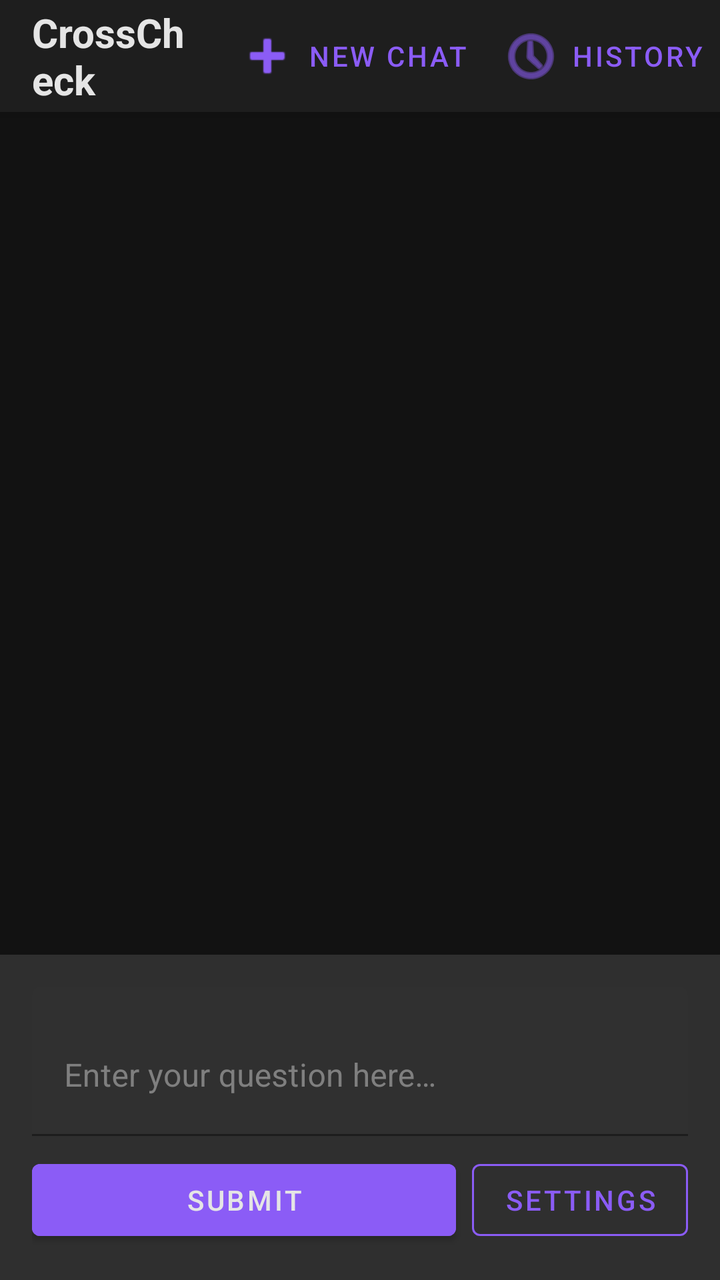
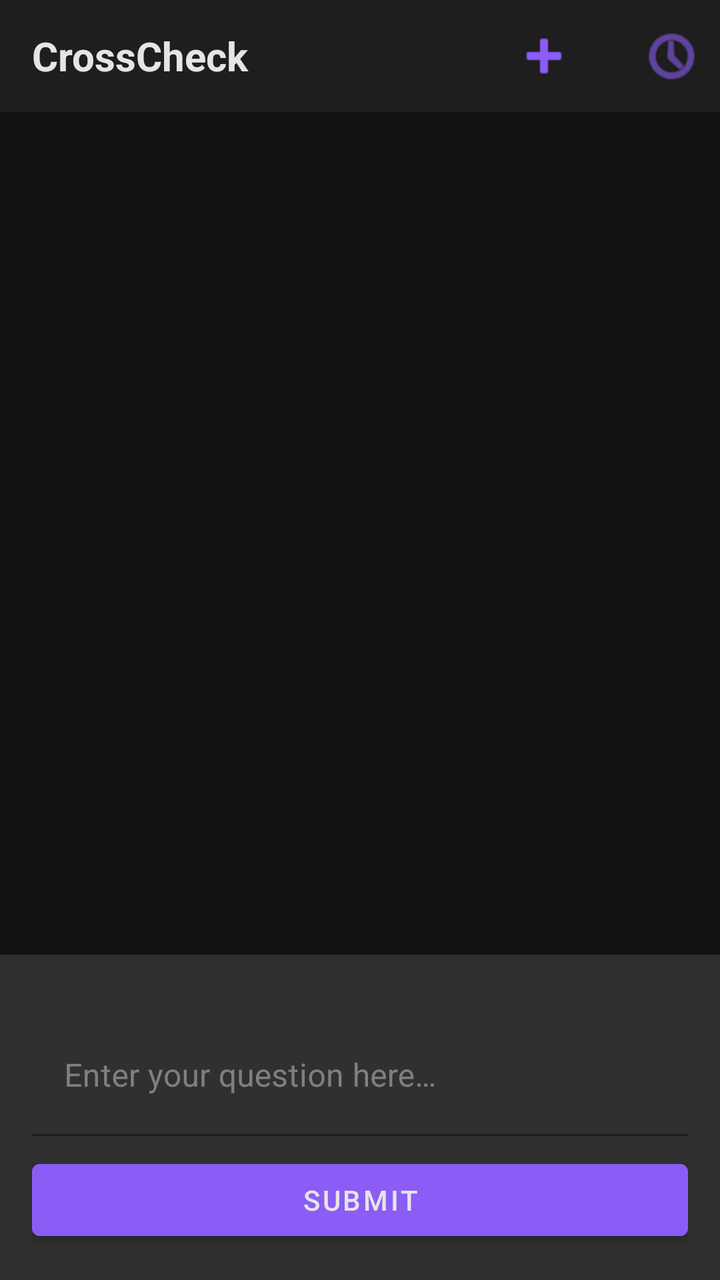

Compare the two renders of this Android layout. The source of the first and the diff that turns it into the second are given below.
<!-- AndroidManifest.xml: application theme Theme.CrossCheck -->
<!-- res/layout/activity_main.xml -->
<?xml version="1.0" encoding="utf-8"?>
<androidx.coordinatorlayout.widget.CoordinatorLayout xmlns:android="http://schemas.android.com/apk/res/android"
    xmlns:app="http://schemas.android.com/apk/res-auto"
    xmlns:tools="http://schemas.android.com/tools"
    android:layout_width="match_parent"
    android:layout_height="match_parent"
    android:fitsSystemWindows="true"
    android:background="@color/dark_background"
    tools:context=".MainActivity">

    <com.google.android.material.appbar.AppBarLayout
        android:id="@+id/appBarLayout"
        android:layout_width="match_parent"
        android:layout_height="wrap_content"
        android:background="@color/dark_surface"
        app:elevation="4dp">

        <androidx.appcompat.widget.Toolbar
            android:id="@+id/toolbar"
            android:layout_width="match_parent"
            android:layout_height="?attr/actionBarSize"
            android:background="@color/dark_surface"
            app:title="@string/app_name"
            app:titleTextColor="@color/text_white">

            <LinearLayout
                android:layout_width="match_parent"
                android:layout_height="match_parent"
                android:orientation="horizontal"
                android:gravity="center_vertical">

                <TextView
                    android:layout_width="0dp"
                    android:layout_height="wrap_content"
                    android:layout_weight="1"
                    android:text="@string/app_name"
                    android:textColor="@color/text_white"
                    android:textSize="20sp"
                    android:textStyle="bold" />

                <Spinner
                    android:id="@+id/queryModeSpinner"
                    android:layout_width="wrap_content"
                    android:layout_height="wrap_content"
                    android:minHeight="48dp"
                    android:background="@android:color/transparent"
                    android:layout_marginEnd="8dp" />

                <Button
                    android:id="@+id/newChatButton"
                    style="@style/Widget.MaterialComponents.Button.TextButton.Icon"
                    android:layout_width="wrap_content"
                    android:layout_height="wrap_content"
                    android:text="@string/new_chat"
                    android:textColor="@color/purple_primary"
                    app:icon="@android:drawable/ic_input_add"
                    app:iconTint="@color/purple_primary" />

                <Button
                    android:id="@+id/historyButton"
                    style="@style/Widget.MaterialComponents.Button.TextButton.Icon"
                    android:layout_width="wrap_content"
                    android:layout_height="wrap_content"
                    android:text="@string/history"
                    android:textColor="@color/purple_primary"
                    app:icon="@android:drawable/ic_menu_recent_history"
                    app:iconTint="@color/purple_primary" />

            </LinearLayout>

        </androidx.appcompat.widget.Toolbar>

    </com.google.android.material.appbar.AppBarLayout>

    <androidx.constraintlayout.widget.ConstraintLayout
        android:layout_width="match_parent"
        android:layout_height="match_parent"
        app:layout_behavior="@string/appbar_scrolling_view_behavior">

        <ScrollView
            android:layout_width="match_parent"
            android:layout_height="0dp"
            app:layout_constraintTop_toTopOf="parent"
            app:layout_constraintBottom_toTopOf="@+id/inputCard"
            app:layout_constraintStart_toStartOf="parent"
            app:layout_constraintEnd_toEndOf="parent">

            <LinearLayout
                android:id="@+id/contentLayout"
                android:layout_width="match_parent"
                android:layout_height="wrap_content"
                android:orientation="vertical"
                android:padding="16dp">

                <LinearLayout
                    android:id="@+id/responseContainer"
                    android:layout_width="match_parent"
                    android:layout_height="wrap_content"
                    android:orientation="vertical"
                    android:visibility="gone">

                    <TextView
                        android:layout_width="match_parent"
                        android:layout_height="wrap_content"
                        android:text="@string/final_answer"
                        android:textSize="18sp"
                        android:textStyle="bold"
                        android:textColor="@color/text_white"
                        android:layout_marginBottom="8dp" />

                    <TextView
                        android:id="@+id/finalAnswerText"
                        android:layout_width="match_parent"
                        android:layout_height="wrap_content"
                        android:textSize="16sp"
                        android:textColor="@color/text_light_grey"
                        android:lineSpacingExtra="4dp"
                        android:layout_marginBottom="16dp" />

                    <Button
                        android:id="@+id/toggleRawButton"
                        style="@style/Widget.MaterialComponents.Button.OutlinedButton"
                        android:layout_width="wrap_content"
                        android:layout_height="wrap_content"
                        android:text="@string/show_raw_responses"
                        app:strokeColor="@color/purple_primary"
                        android:textColor="@color/purple_primary" />

                    <LinearLayout
                        android:id="@+id/rawResponsesContainer"
                        android:layout_width="match_parent"
                        android:layout_height="wrap_content"
                        android:orientation="vertical"
                        android:visibility="gone"
                        android:layout_marginTop="16dp">

                        <com.google.android.material.card.MaterialCardView
                            android:layout_width="match_parent"
                            android:layout_height="wrap_content"
                            android:layout_marginBottom="12dp"
                            app:cardBackgroundColor="@color/dark_surface_variant"
                            app:cardElevation="2dp"
                            app:cardCornerRadius="8dp">

                            <LinearLayout
                                android:layout_width="match_parent"
                                android:layout_height="wrap_content"
                                android:orientation="vertical"
                                android:padding="12dp">

                                <TextView
                                    android:layout_width="match_parent"
                                    android:layout_height="wrap_content"
                                    android:text="@string/first_response"
                                    android:textStyle="bold"
                                    android:textColor="@color/text_white"
                                    android:layout_marginBottom="8dp" />

                                <TextView
                                    android:id="@+id/firstResponseText"
                                    android:layout_width="match_parent"
                                    android:layout_height="wrap_content"
                                    android:textSize="14sp"
                                    android:textColor="@color/text_light_grey" />

                            </LinearLayout>

                        </com.google.android.material.card.MaterialCardView>

                        <com.google.android.material.card.MaterialCardView
                            android:layout_width="match_parent"
                            android:layout_height="wrap_content"
                            android:layout_marginBottom="12dp"
                            app:cardBackgroundColor="@color/dark_surface_variant"
                            app:cardElevation="2dp"
                            app:cardCornerRadius="8dp">

                            <LinearLayout
                                android:layout_width="match_parent"
                                android:layout_height="wrap_content"
                                android:orientation="vertical"
                                android:padding="12dp">

                                <TextView
                                    android:layout_width="match_parent"
                                    android:layout_height="wrap_content"
                                    android:text="@string/second_response"
                                    android:textStyle="bold"
                                    android:textColor="@color/text_white"
                                    android:layout_marginBottom="8dp" />

                                <TextView
                                    android:id="@+id/secondResponseText"
                                    android:layout_width="match_parent"
                                    android:layout_height="wrap_content"
                                    android:textSize="14sp"
                                    android:textColor="@color/text_light_grey" />

                            </LinearLayout>

                        </com.google.android.material.card.MaterialCardView>

                    </LinearLayout>

                </LinearLayout>

                <ProgressBar
                    android:id="@+id/progressBar"
                    android:layout_width="wrap_content"
                    android:layout_height="wrap_content"
                    android:layout_gravity="center"
                    android:indeterminateTint="@color/purple_primary"
                    android:visibility="gone" />

                <TextView
                    android:id="@+id/statusText"
                    android:layout_width="match_parent"
                    android:layout_height="wrap_content"
                    android:text="@string/loading"
                    android:textAlignment="center"
                    android:textColor="@color/text_medium_grey"
                    android:layout_marginTop="8dp"
                    android:visibility="gone" />

                <TextView
                    android:id="@+id/errorText"
                    android:layout_width="match_parent"
                    android:layout_height="wrap_content"
                    android:textColor="@color/error_red"
                    android:textAlignment="center"
                    android:visibility="gone" />

                <Button
                    android:id="@+id/retryButton"
                    style="@style/Widget.MaterialComponents.Button"
                    android:layout_width="wrap_content"
                    android:layout_height="wrap_content"
                    android:layout_gravity="center"
                    android:layout_marginTop="16dp"
                    android:text="@string/retry"
                    android:backgroundTint="@color/purple_primary"
                    android:visibility="gone" />

            </LinearLayout>

        </ScrollView>

        <com.google.android.material.card.MaterialCardView
            android:id="@+id/inputCard"
            android:layout_width="match_parent"
            android:layout_height="wrap_content"
            app:layout_constraintBottom_toBottomOf="parent"
            app:layout_constraintStart_toStartOf="parent"
            app:layout_constraintEnd_toEndOf="parent"
            app:cardElevation="8dp"
            app:cardBackgroundColor="@color/dark_surface"
            app:cardCornerRadius="0dp">

            <LinearLayout
                android:layout_width="match_parent"
                android:layout_height="wrap_content"
                android:orientation="vertical"
                android:padding="16dp">

                <com.google.android.material.textfield.TextInputLayout
                    android:layout_width="match_parent"
                    android:layout_height="wrap_content"
                    android:hint="@string/question_hint"
                    app:hintTextColor="@color/text_medium_grey"
                    app:boxStrokeColor="@color/purple_primary">

                    <com.google.android.material.textfield.TextInputEditText
                        android:id="@+id/questionInput"
                        android:layout_width="match_parent"
                        android:layout_height="wrap_content"
                        android:minLines="2"
                        android:maxLines="5"
                        android:textColor="@color/text_light_grey"
                        android:inputType="textMultiLine|textCapSentences"
                        android:scrollbars="vertical" />

                </com.google.android.material.textfield.TextInputLayout>

                <LinearLayout
                    android:layout_width="match_parent"
                    android:layout_height="wrap_content"
                    android:orientation="horizontal"
                    android:layout_marginTop="8dp">

                    <Button
                        android:id="@+id/submitButton"
                        android:layout_width="0dp"
                        android:layout_height="wrap_content"
                        android:layout_weight="1"
                        android:text="@string/submit"
                        android:backgroundTint="@color/purple_primary" />

                    <Button
                        android:id="@+id/settingsButton"
                        style="@style/Widget.MaterialComponents.Button.OutlinedButton"
                        android:layout_width="wrap_content"
                        android:layout_height="wrap_content"
                        android:layout_marginStart="8dp"
                        android:text="@string/settings"
                        app:strokeColor="@color/purple_primary"
                        android:textColor="@color/purple_primary" />

                </LinearLayout>

            </LinearLayout>

        </com.google.android.material.card.MaterialCardView>

    </androidx.constraintlayout.widget.ConstraintLayout>

</androidx.coordinatorlayout.widget.CoordinatorLayout>
<!-- resources referenced by this layout -->
<resources>
  <color name="dark_background">#FF121212</color>
  <color name="dark_surface">#FF1E1E1E</color>
  <color name="dark_surface_variant">#FF2A2A2A</color>
  <color name="error_red">#FFEF4444</color>
  <color name="purple_primary">#FF8B5CF6</color>
  <color name="text_light_grey">#FFB4B4B4</color>
  <color name="text_medium_grey">#FF8A8A8A</color>
  <color name="text_white">#FFE5E5E5</color>
  <string name="app_name">CrossCheck</string>
  <string name="final_answer">Final Answer</string>
  <string name="first_response">First Response</string>
  <string name="history">History</string>
  <string name="loading">Loading…</string>
  <string name="new_chat">New Chat</string>
  <string name="question_hint">Enter your question here…</string>
  <string name="retry">Retry</string>
  <string name="second_response">Second Response</string>
  <string name="settings">Settings</string>
  <string name="show_raw_responses">Show Raw Responses</string>
  <string name="submit">Submit</string>
  <style name="Theme.CrossCheck" parent="Theme.MaterialComponents.NoActionBar">
          
          <item name="colorPrimary">@color/purple_primary</item>
          <item name="colorPrimaryVariant">@color/purple_dark</item>
          <item name="colorOnPrimary">@color/text_white</item>
  
          
          <item name="colorSecondary">@color/purple_light</item>
          <item name="colorSecondaryVariant">@color/purple_darker</item>
          <item name="colorOnSecondary">@color/text_white</item>
  
          
          <item name="android:colorBackground">@color/dark_background</item>
          <item name="colorSurface">@color/dark_surface</item>
          <item name="colorOnSurface">@color/text_light_grey</item>
          <item name="colorOnBackground">@color/text_light_grey</item>
  
          
          <item name="android:statusBarColor">@color/dark_background</item>
          <item name="android:navigationBarColor">@color/dark_background</item>
          <item name="android:windowLightStatusBar">false</item>
  
          
          <item name="android:textColorPrimary">@color/text_light_grey</item>
          <item name="android:textColorSecondary">@color/text_medium_grey</item>
          <item name="android:textColorHint">@color/text_medium_grey</item>
  
          
          <item name="android:windowBackground">@color/dark_background</item>
      </style>
  <color name="purple_dark">#FF6D28D9</color>
  <color name="purple_light">#FFA78BFA</color>
  <color name="purple_darker">#FF5B21B6</color>
</resources>

<!-- the commit's change to res/layout/activity_main.xml (unified diff, before → after) -->
@@ -46,25 +46,24 @@
                     android:background="@android:color/transparent"
                     android:layout_marginEnd="8dp" />
 
-                <Button
+                <ImageButton
                     android:id="@+id/newChatButton"
-                    style="@style/Widget.MaterialComponents.Button.TextButton.Icon"
-                    android:layout_width="wrap_content"
-                    android:layout_height="wrap_content"
-                    android:text="@string/new_chat"
-                    android:textColor="@color/purple_primary"
-                    app:icon="@android:drawable/ic_input_add"
-                    app:iconTint="@color/purple_primary" />
-
-                <Button
+                    android:layout_width="48dp"
+                    android:layout_height="48dp"
+                    android:layout_marginEnd="16dp"
+                    android:src="@android:drawable/ic_input_add"
+                    android:background="?attr/selectableItemBackgroundBorderless"
+                    android:contentDescription="@string/new_chat"
+                    app:tint="@color/purple_primary" />
+
+                <ImageButton
                     android:id="@+id/historyButton"
-                    style="@style/Widget.MaterialComponents.Button.TextButton.Icon"
-                    android:layout_width="wrap_content"
-                    android:layout_height="wrap_content"
-                    android:text="@string/history"
-                    android:textColor="@color/purple_primary"
-                    app:icon="@android:drawable/ic_menu_recent_history"
-                    app:iconTint="@color/purple_primary" />
+                    android:layout_width="48dp"
+                    android:layout_height="48dp"
+                    android:src="@android:drawable/ic_menu_recent_history"
+                    android:background="?attr/selectableItemBackgroundBorderless"
+                    android:contentDescription="@string/history"
+                    app:tint="@color/purple_primary" />
 
             </LinearLayout>
 
@@ -281,31 +280,13 @@
 
                 </com.google.android.material.textfield.TextInputLayout>
 
-                <LinearLayout
-                    android:layout_width="match_parent"
-                    android:layout_height="wrap_content"
-                    android:orientation="horizontal"
-                    android:layout_marginTop="8dp">
-
-                    <Button
-                        android:id="@+id/submitButton"
-                        android:layout_width="0dp"
-                        android:layout_height="wrap_content"
-                        android:layout_weight="1"
-                        android:text="@string/submit"
-                        android:backgroundTint="@color/purple_primary" />
-
-                    <Button
-                        android:id="@+id/settingsButton"
-                        style="@style/Widget.MaterialComponents.Button.OutlinedButton"
-                        android:layout_width="wrap_content"
-                        android:layout_height="wrap_content"
-                        android:layout_marginStart="8dp"
-                        android:text="@string/settings"
-                        app:strokeColor="@color/purple_primary"
-                        android:textColor="@color/purple_primary" />
-
-                </LinearLayout>
+                <Button
+                    android:id="@+id/submitButton"
+                    android:layout_width="match_parent"
+                    android:layout_height="wrap_content"
+                    android:layout_marginTop="8dp"
+                    android:text="@string/submit"
+                    android:backgroundTint="@color/purple_primary" />
 
             </LinearLayout>
 
<!-- resource entries referenced after the edit -->
@@ -17,7 +17,6 @@
   <string name="question_hint">Enter your question here…</string>
   <string name="retry">Retry</string>
   <string name="second_response">Second Response</string>
-  <string name="settings">Settings</string>
   <string name="show_raw_responses">Show Raw Responses</string>
   <string name="submit">Submit</string>
   <style name="Theme.CrossCheck" parent="Theme.MaterialComponents.NoActionBar">
